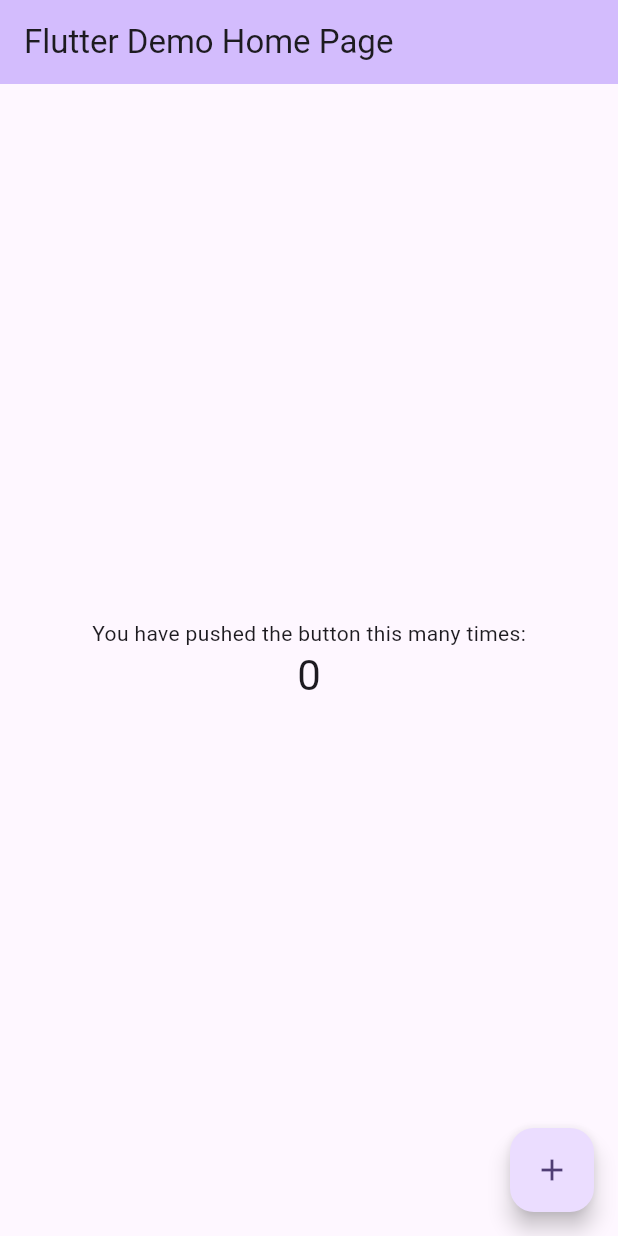
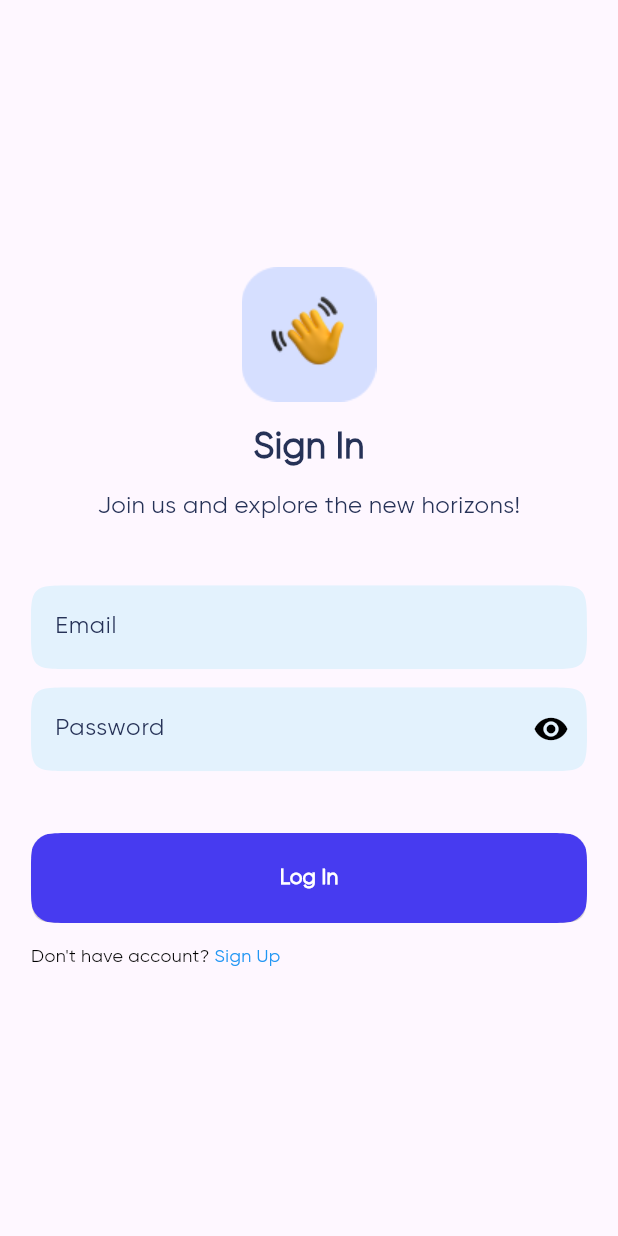
Before and after one commit to ksahil22/G11_Appointments_Scheduling, a Flutter app: the screen it shows after launch, on a phone screen of 412 x 824 dp. Run offline on Flutter 3.47's test engine with Material 3 defaults, Android fonts, the phone set to English and light mode, and no system bars; our stand-ins replace firebase_core; accounts and stored records are empty.

Commit message:
successfully designed and implemented Signup & Signin Screens

```diff
--- /dev/null
+++ b/lib/constants/color_const.dart
@@ -0,0 +1,13 @@
+import 'package:flutter/material.dart';
+
+Color primaryBlueCustomColor = const Color(0xFF473BF0);
+// give it 15% opacity
+Color softGrayStrokeCustomColor =
+    const Color(0xFF263257).withOpacity(0.15); // stroke color
+Color primaryBlueSoftenCustomColor =
+    const Color(0xFF263257); // soft version of main color for text
+Color softWhiteCustomColor = const Color(0xFFF8F8F8);
+Color TealLightCustomColor = const Color(0xFFC3E1E0);
+Color TealDarkCustomColor = const Color(0xFF128983);
+Color TealCustomButtonlightColor = const Color(0xFF2ED1C8);
+Color TealThemeCustomColor = const Color(0xFF149DA1);
--- /dev/null
+++ b/lib/constants/text_const.dart
@@ -0,0 +1,30 @@
+import 'package:flutter/material.dart';
+import 'package:g11_appointment_scheduling/constants/color_const.dart';
+
+TextStyle kMainTitleBoldTextStyle = TextStyle(
+  fontSize: 24,
+  fontFamily: 'Gilroy',
+  fontWeight: FontWeight.w700,
+  color: primaryBlueSoftenCustomColor,
+);
+
+TextStyle kSubHeadingTextStyle = TextStyle(
+  fontSize: 14,
+  fontFamily: 'Gilroy',
+  fontWeight: FontWeight.w600,
+  color: primaryBlueSoftenCustomColor,
+);
+
+TextStyle kButtonBigTextStyle = TextStyle(
+  fontSize: 16,
+  fontFamily: 'Gilroy',
+  fontWeight: FontWeight.w600,
+  color: primaryBlueSoftenCustomColor,
+);
+
+TextStyle kSmallParaTextStyle = TextStyle(
+  fontSize: 16,
+  fontFamily: 'Gilroy',
+  fontWeight: FontWeight.w400,
+  color: primaryBlueSoftenCustomColor,
+);
--- a/lib/main.dart
+++ b/lib/main.dart
@@ -1,11 +1,13 @@
 import 'package:flutter/material.dart';
 import 'package:firebase_core/firebase_core.dart';
+import 'package:g11_appointment_scheduling/views/signin_screen.dart';
 import 'firebase_options.dart';
-void main() async{
+
+void main() async {
   WidgetsFlutterBinding.ensureInitialized();
   await Firebase.initializeApp(
     options: DefaultFirebaseOptions.currentPlatform,
-);
+  );
   runApp(const MyApp());
 }
 
@@ -17,6 +19,7 @@
   Widget build(BuildContext context) {
     return MaterialApp(
       title: 'Flutter Demo',
+      debugShowCheckedModeBanner: false,
       theme: ThemeData(
         // This is the theme of your application.
         //
@@ -36,95 +39,7 @@
         colorScheme: ColorScheme.fromSeed(seedColor: Colors.deepPurple),
         useMaterial3: true,
       ),
-      home: const MyHomePage(title: 'Flutter Demo Home Page'),
+      home: const LoginScreen(),
     );
   }
 }
-
-class MyHomePage extends StatefulWidget {
-  const MyHomePage({super.key, required this.title});
-
-  // This widget is the home page of your application. It is stateful, meaning
-  // that it has a State object (defined below) that contains fields that affect
-  // how it looks.
-
-  // This class is the configuration for the state. It holds the values (in this
-  // case the title) provided by the parent (in this case the App widget) and
-  // used by the build method of the State. Fields in a Widget subclass are
-  // always marked "final".
-
-  final String title;
-
-  @override
-  State<MyHomePage> createState() => _MyHomePageState();
-}
-
-class _MyHomePageState extends State<MyHomePage> {
-  int _counter = 0;
-
-  void _incrementCounter() {
-    setState(() {
-      // This call to setState tells the Flutter framework that something has
-      // changed in this State, which causes it to rerun the build method below
-      // so that the display can reflect the updated values. If we changed
-      // _counter without calling setState(), then the build method would not be
-      // called again, and so nothing would appear to happen.
-      _counter++;
-    });
-  }
-
-  @override
-  Widget build(BuildContext context) {
-    // This method is rerun every time setState is called, for instance as done
-    // by the _incrementCounter method above.
-    //
-    // The Flutter framework has been optimized to make rerunning build methods
-    // fast, so that you can just rebuild anything that needs updating rather
-    // than having to individually change instances of widgets.
-    return Scaffold(
-      appBar: AppBar(
-        // TRY THIS: Try changing the color here to a specific color (to
-        // Colors.amber, perhaps?) and trigger a hot reload to see the AppBar
-        // change color while the other colors stay the same.
-        backgroundColor: Theme.of(context).colorScheme.inversePrimary,
-        // Here we take the value from the MyHomePage object that was created by
-        // the App.build method, and use it to set our appbar title.
-        title: Text(widget.title),
-      ),
-      body: Center(
-        // Center is a layout widget. It takes a single child and positions it
-        // in the middle of the parent.
-        child: Column(
-          // Column is also a layout widget. It takes a list of children and
-          // arranges them vertically. By default, it sizes itself to fit its
-          // children horizontally, and tries to be as tall as its parent.
-          //
-          // Column has various properties to control how it sizes itself and
-          // how it positions its children. Here we use mainAxisAlignment to
-          // center the children vertically; the main axis here is the vertical
-          // axis because Columns are vertical (the cross axis would be
-          // horizontal).
-          //
-          // TRY THIS: Invoke "debug painting" (choose the "Toggle Debug Paint"
-          // action in the IDE, or press "p" in the console), to see the
-          // wireframe for each widget.
-          mainAxisAlignment: MainAxisAlignment.center,
-          children: <Widget>[
-            const Text(
-              'You have pushed the button this many times:',
-            ),
-            Text(
-              '$_counter',
-              style: Theme.of(context).textTheme.headlineMedium,
-            ),
-          ],
-        ),
-      ),
-      floatingActionButton: FloatingActionButton(
-        onPressed: _incrementCounter,
-        tooltip: 'Increment',
-        child: const Icon(Icons.add),
-      ), // This trailing comma makes auto-formatting nicer for build methods.
-    );
-  }
-}
--- /dev/null
+++ b/lib/views/signin_screen.dart
@@ -0,0 +1,174 @@
+import 'package:flutter/material.dart';
+import 'package:g11_appointment_scheduling/constants/color_const.dart';
+import 'package:g11_appointment_scheduling/constants/text_const.dart';
+import 'package:g11_appointment_scheduling/views/home_screen.dart';
+import 'package:g11_appointment_scheduling/views/signup_screen.dart';
+
+class LoginScreen extends StatefulWidget {
+  const LoginScreen({super.key});
+
+  @override
+  State<LoginScreen> createState() => _LoginScreenState();
+}
+
+class _LoginScreenState extends State<LoginScreen> {
+  bool _emailError = false;
+  bool _obscurePassword = true;
+  final TextEditingController _emailController = TextEditingController();
+  final TextEditingController _passwordController = TextEditingController();
+
+  @override
+  Widget build(BuildContext context) {
+    return Scaffold(
+      body: Center(
+        child: SingleChildScrollView(
+          child: Padding(
+            padding: EdgeInsets.all(MediaQuery.of(context).size.width / 20),
+            child: Column(
+              mainAxisAlignment: MainAxisAlignment.center,
+              children: [
+                Image.asset("assets/images/signin.png", width: 90, height: 90),
+                SizedBox(height: MediaQuery.of(context).size.height / 60),
+                GestureDetector(
+                  onTap: () {
+                    Navigator.push(context,
+                        MaterialPageRoute(builder: (context) => HomeScreen()));
+                  },
+                  child: Text(
+                    "Sign In",
+                    style: kMainTitleBoldTextStyle,
+                  ),
+                ),
+                SizedBox(height: MediaQuery.of(context).size.height / 80),
+                Text(
+                  "Join us and explore the new horizons!",
+                  style: kSmallParaTextStyle,
+                  maxLines: 2,
+                  overflow: TextOverflow.ellipsis,
+                  textAlign: TextAlign.center,
+                ),
+                SizedBox(height: MediaQuery.of(context).size.height / 20),
+                ClipPath(
+                  clipper: ShapeBorderClipper(
+                    shape: ContinuousRectangleBorder(
+                        borderRadius:
+                            const BorderRadius.all(Radius.circular(30)),
+                        side: BorderSide(
+                          color: softGrayStrokeCustomColor,
+                          width: 2,
+                        )),
+                  ),
+                  child: TextFormField(
+                    controller: _emailController,
+                    decoration: InputDecoration(
+                      filled: true,
+                      fillColor: Colors.blue.shade50,
+                      labelStyle: kSmallParaTextStyle,
+                      labelText: 'Email',
+                      border: InputBorder.none, // Remove the border
+                      errorText: _emailError ? 'Email cannot be empty' : null,
+                      errorStyle: kSmallParaTextStyle.copyWith(
+                          color: Colors.red, fontSize: 12),
+                    ),
+                  ),
+                ),
+                SizedBox(height: 12),
+                ClipPath(
+                  clipper: ShapeBorderClipper(
+                    shape: ContinuousRectangleBorder(
+                        borderRadius:
+                            const BorderRadius.all(Radius.circular(30)),
+                        side: BorderSide(
+                          color: softGrayStrokeCustomColor,
+                          width: 2,
+                        )),
+                  ),
+                  child: TextFormField(
+                    controller: _passwordController,
+                    obscureText: _obscurePassword,
+                    decoration: InputDecoration(
+                      filled: true,
+                      fillColor: Colors.blue.shade50,
+                      labelStyle: kSmallParaTextStyle,
+                      labelText: 'Password',
+                      border: InputBorder.none, // Remove the border
+                      suffixIcon: IconButton(
+                        color: Colors.black,
+                        icon: Icon(_obscurePassword
+                            ? Icons.visibility
+                            : Icons.visibility_off),
+                        onPressed: () {
+                          setState(() {
+                            _obscurePassword = !_obscurePassword;
+                          });
+                        },
+                      ),
+                    ),
+                  ),
+                ),
+                SizedBox(height: MediaQuery.of(context).size.height / 20),
+                ClipPath(
+                  clipper: const ShapeBorderClipper(
+                    shape: ContinuousRectangleBorder(
+                        borderRadius: BorderRadius.all(Radius.circular(30))),
+                  ),
+                  child: SizedBox(
+                    width: double.infinity,
+                    height: 60,
+                    child: ElevatedButton(
+                      onPressed: () {
+                        setState(() {
+                          _emailError = _emailController.text.isEmpty;
+                        });
+                      },
+                      style: ButtonStyle(
+                        shape: WidgetStateProperty.all<RoundedRectangleBorder>(
+                          RoundedRectangleBorder(
+                            borderRadius: BorderRadius.circular(15.46),
+                          ),
+                        ),
+                        backgroundColor:
+                            WidgetStateProperty.all(primaryBlueCustomColor),
+                      ),
+                      child: Text(
+                        "Log In",
+                        style: kSubHeadingTextStyle.copyWith(
+                            color: Colors.white, fontWeight: FontWeight.w700),
+                      ),
+                    ),
+                  ),
+                ),
+                SizedBox(height: MediaQuery.of(context).size.height / 60),
+                Align(
+                  alignment: Alignment.bottomLeft,
+                  child: GestureDetector(
+                    onTap: () {
+                      Navigator.push(
+                          context,
+                          MaterialPageRoute(
+                              builder: (context) => SignupPage()));
+                    },
+                    child: Text.rich(
+                      TextSpan(children: [
+                        TextSpan(
+                          text: "Don't have account? ",
+                          style: kSmallParaTextStyle.copyWith(
+                              color: Colors.black, fontSize: 12),
+                        ),
+                        TextSpan(
+                          text: "Sign Up",
+                          style: kSmallParaTextStyle.copyWith(
+                              color: Colors.blue, fontSize: 12),
+                        ),
+                      ]),
+                    ),
+                  ),
+                ),
+              ],
+            ),
+          ),
+        ),
+      ),
+    );
+  }
+}
```
Also changed, not shown: lib/views/home_screen.dart (added, +12 -0 lines), lib/views/signup_screen.dart (added, +248 -0 lines), pubspec.yaml (+14 -13 lines), assets/fonts/Gilroy-Bold.ttf (added), assets/fonts/Gilroy-Light.ttf (added), assets/fonts/Gilroy-Medium.ttf (added), assets/fonts/Gilroy-Regular.ttf (added), assets/fonts/Gilroy-SemiBold.ttf (added), assets/images/signin.png (added), assets/images/signup.png (added), 3 other files.
